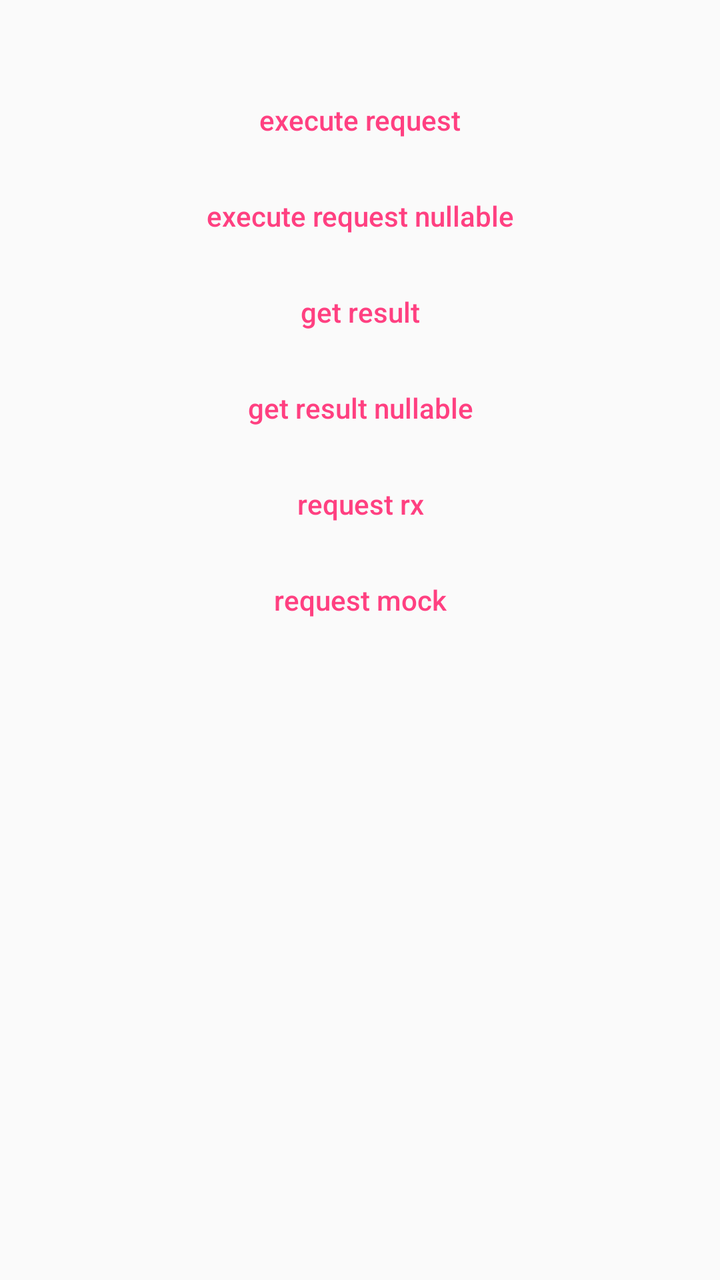
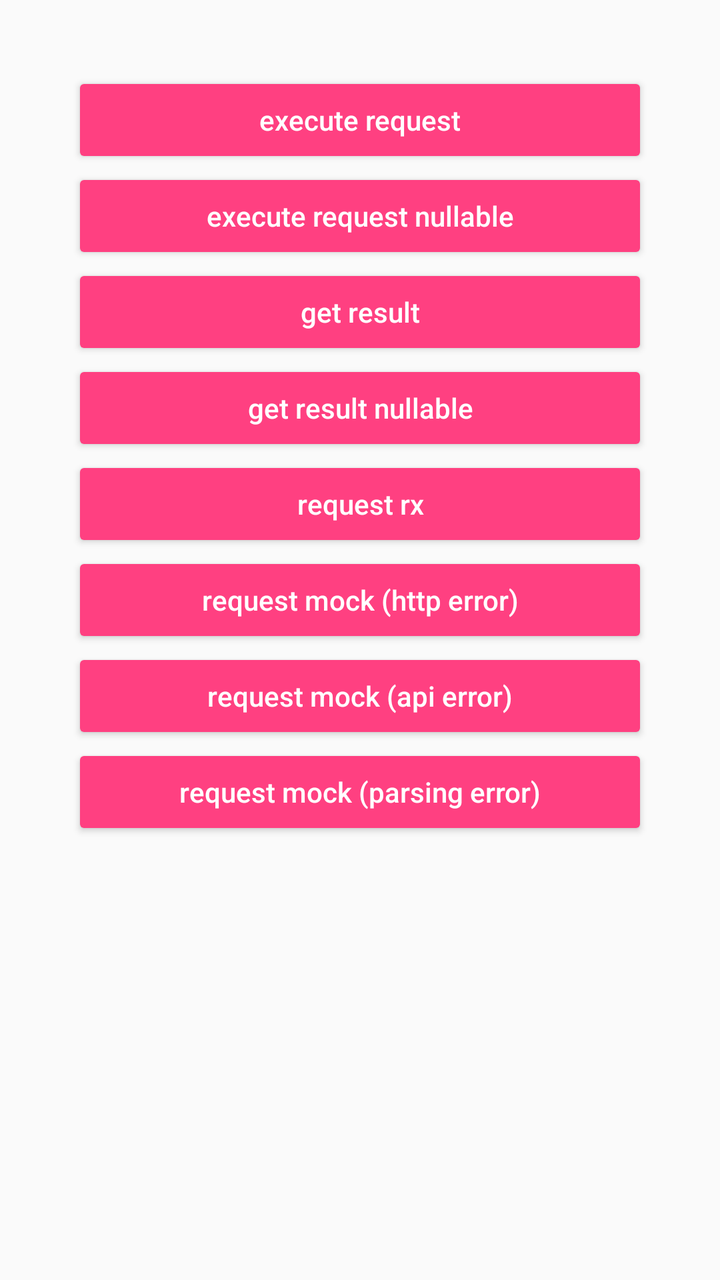

Before-and-after screenshots of an Android layout around one commit, followed by the original layout XML and the change that was made.
<!-- AndroidManifest.xml: application theme AppTheme -->
<!-- res/layout/activity_main.xml -->
<?xml version="1.0" encoding="utf-8"?>
<ScrollView
    xmlns:android="http://schemas.android.com/apk/res/android"
    xmlns:tools="http://schemas.android.com/tools"
    android:id="@+id/act_frag_container"
    android:layout_width="match_parent"
    android:layout_height="match_parent"
    android:paddingLeft="@dimen/activity_horizontal_margin"
    android:paddingTop="@dimen/activity_vertical_margin"
    android:paddingRight="@dimen/activity_horizontal_margin"
    android:paddingBottom="@dimen/activity_vertical_margin"
    tools:ignore="UsingOnClickInXml,HardcodedText,SmallSp">

    <LinearLayout
        android:layout_width="match_parent"
        android:layout_height="wrap_content"
        android:layout_margin="20dp"
        android:orientation="vertical">

        <androidx.appcompat.widget.AppCompatButton
            android:id="@+id/btn_execute_request"
            style="@style/Widget.AppCompat.Button.Borderless.Colored"
            android:layout_width="match_parent"
            android:layout_height="wrap_content"
            android:text="execute request" />

        <androidx.appcompat.widget.AppCompatButton
            android:id="@+id/btn_execute_request_nullable"
            style="@style/Widget.AppCompat.Button.Borderless.Colored"
            android:layout_width="match_parent"
            android:layout_height="wrap_content"
            android:text="execute request nullable" />

        <androidx.appcompat.widget.AppCompatButton
            android:id="@+id/btn_get_result"
            style="@style/Widget.AppCompat.Button.Borderless.Colored"
            android:layout_width="match_parent"
            android:layout_height="wrap_content"
            android:text="get result" />

        <androidx.appcompat.widget.AppCompatButton
            android:id="@+id/btn_get_result_nullable"
            style="@style/Widget.AppCompat.Button.Borderless.Colored"
            android:layout_width="match_parent"
            android:layout_height="wrap_content"
            android:text="get result nullable" />

        <androidx.appcompat.widget.AppCompatButton
            android:id="@+id/btn_test_rx"
            style="@style/Widget.AppCompat.Button.Borderless.Colored"
            android:layout_width="match_parent"
            android:layout_height="wrap_content"
            android:text="request rx" />

        <androidx.appcompat.widget.AppCompatButton
            android:id="@+id/btn_test_mock"
            style="@style/Widget.AppCompat.Button.Borderless.Colored"
            android:layout_width="match_parent"
            android:layout_height="wrap_content"
            android:text="request mock" />

    </LinearLayout>

</ScrollView>
<!-- resources referenced by this layout -->
<resources>
  <dimen name="activity_horizontal_margin">16dp</dimen>
  <dimen name="activity_vertical_margin">16dp</dimen>
  <style name="AppTheme" parent="Theme.AppCompat.Light.DarkActionBar">
          
          <item name="colorPrimary">@color/colorPrimary</item>
          <item name="colorPrimaryDark">@color/colorPrimaryDark</item>
          <item name="colorAccent">@color/colorAccent</item>
          <item name="textAllCaps">false</item>
      </style>
  <color name="colorPrimary">#3F51B5</color>
  <color name="colorPrimaryDark">#303F9F</color>
  <color name="colorAccent">#FF4081</color>
</resources>

<!-- the commit's change to res/layout/activity_main.xml (unified diff, before → after) -->
@@ -19,45 +19,59 @@
 
         <androidx.appcompat.widget.AppCompatButton
             android:id="@+id/btn_execute_request"
-            style="@style/Widget.AppCompat.Button.Borderless.Colored"
+            style="@style/Widget.AppCompat.Button.Colored"
             android:layout_width="match_parent"
             android:layout_height="wrap_content"
             android:text="execute request" />
 
         <androidx.appcompat.widget.AppCompatButton
             android:id="@+id/btn_execute_request_nullable"
-            style="@style/Widget.AppCompat.Button.Borderless.Colored"
+            style="@style/Widget.AppCompat.Button.Colored"
             android:layout_width="match_parent"
             android:layout_height="wrap_content"
             android:text="execute request nullable" />
 
         <androidx.appcompat.widget.AppCompatButton
             android:id="@+id/btn_get_result"
-            style="@style/Widget.AppCompat.Button.Borderless.Colored"
+            style="@style/Widget.AppCompat.Button.Colored"
             android:layout_width="match_parent"
             android:layout_height="wrap_content"
             android:text="get result" />
 
         <androidx.appcompat.widget.AppCompatButton
             android:id="@+id/btn_get_result_nullable"
-            style="@style/Widget.AppCompat.Button.Borderless.Colored"
+            style="@style/Widget.AppCompat.Button.Colored"
             android:layout_width="match_parent"
             android:layout_height="wrap_content"
             android:text="get result nullable" />
 
         <androidx.appcompat.widget.AppCompatButton
             android:id="@+id/btn_test_rx"
-            style="@style/Widget.AppCompat.Button.Borderless.Colored"
+            style="@style/Widget.AppCompat.Button.Colored"
             android:layout_width="match_parent"
             android:layout_height="wrap_content"
             android:text="request rx" />
 
         <androidx.appcompat.widget.AppCompatButton
-            android:id="@+id/btn_test_mock"
-            style="@style/Widget.AppCompat.Button.Borderless.Colored"
+            android:id="@+id/btn_test_mock_http_error"
+            style="@style/Widget.AppCompat.Button.Colored"
             android:layout_width="match_parent"
             android:layout_height="wrap_content"
-            android:text="request mock" />
+            android:text="request mock (http error)" />
+
+        <androidx.appcompat.widget.AppCompatButton
+            android:id="@+id/btn_test_mock_api_error"
+            style="@style/Widget.AppCompat.Button.Colored"
+            android:layout_width="match_parent"
+            android:layout_height="wrap_content"
+            android:text="request mock (api error)" />
+
+        <androidx.appcompat.widget.AppCompatButton
+            android:id="@+id/btn_test_mock_parsing_error"
+            style="@style/Widget.AppCompat.Button.Colored"
+            android:layout_width="match_parent"
+            android:layout_height="wrap_content"
+            android:text="request mock (parsing error)" />
 
     </LinearLayout>
 
